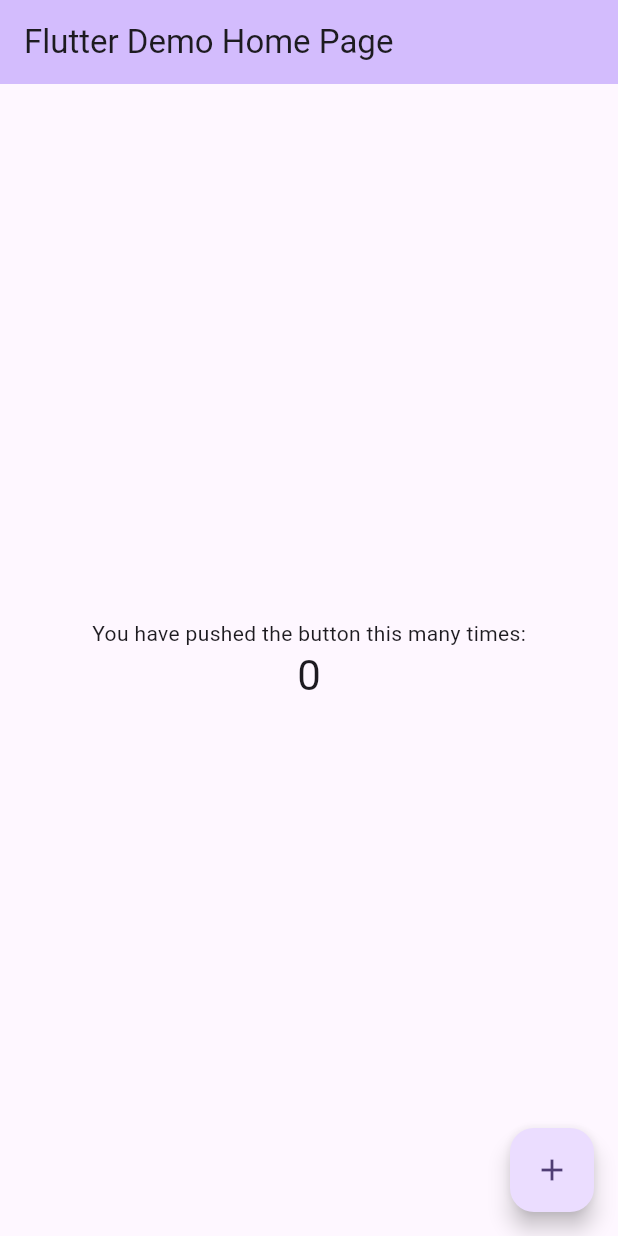
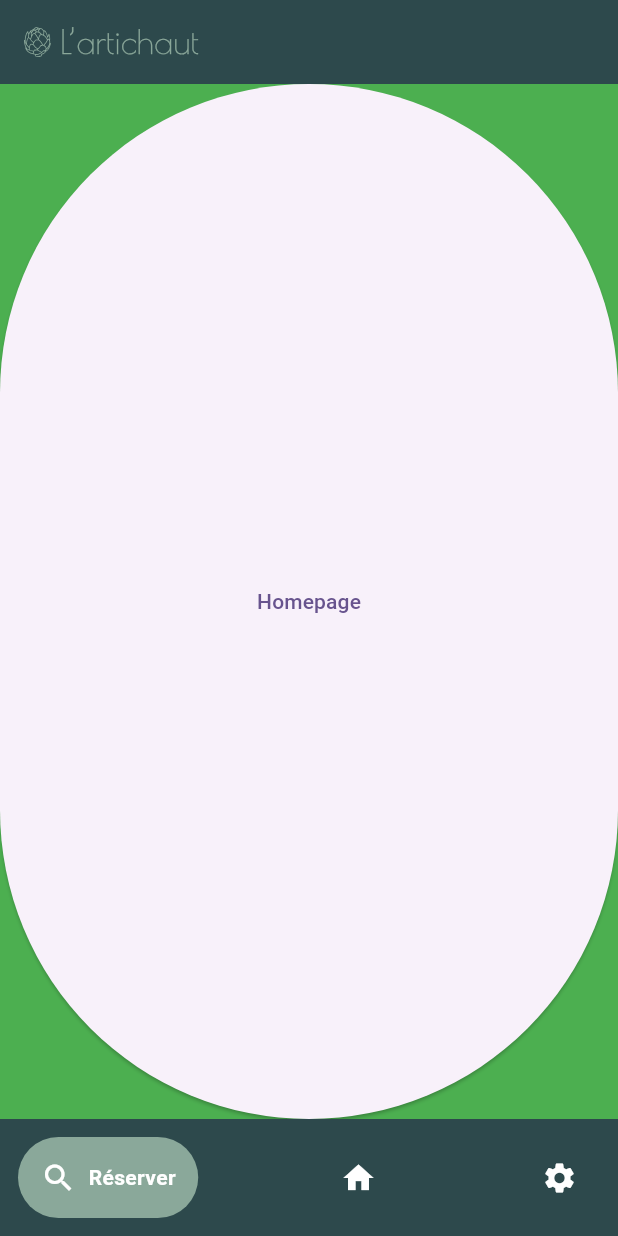
Before and after one commit to BoulinguezTheo/campus_hotel_artichaut_frontend, a Flutter app: the screen it shows after launch, on a phone screen of 412 x 824 dp. Run offline on Flutter 3.47's test engine with Material 2 defaults, Android fonts, the phone set to English and light mode, and no system bars; drawn by our look-alikes of google_nav_bar; our stand-ins replace flutter_svg, go_router.

Commit message:
Créer le routing (#4)
* add folders

* Setup routing

* routing working with fixed bottomNavBar and fixed AppBar

* ConstantsApp file created

* AppBar setup (not finished)

* BottomNavBar creeated (not finished)

```diff
--- a/lib/main.dart
+++ b/lib/main.dart
@@ -1,125 +1,61 @@
+import 'package:campus_hotel_artichaut_frontend/utils/bottom_navigation_bar.dart';
+import 'package:campus_hotel_artichaut_frontend/utils/constants.dart';
+import 'package:campus_hotel_artichaut_frontend/views/account.dart';
+import 'package:campus_hotel_artichaut_frontend/views/homepage.dart';
+import 'package:campus_hotel_artichaut_frontend/views/init_app.dart';
+import 'package:campus_hotel_artichaut_frontend/views/rooms.dart';
 import 'package:flutter/material.dart';
+import 'package:go_router/go_router.dart';
+import 'package:google_nav_bar/google_nav_bar.dart';
+
+final GlobalKey<NavigatorState> _rootNavigatorKey =
+GlobalKey<NavigatorState>(debugLabel: 'root');
+final GlobalKey<NavigatorState> _shellNavigatorKey =
+GlobalKey<NavigatorState>(debugLabel: 'shell');
 
 void main() {
-  runApp(const MyApp());
+  runApp(MyApp());
 }
 
 class MyApp extends StatelessWidget {
-  const MyApp({super.key});
+  MyApp({super.key});
+
+  final GoRouter _router = GoRouter(
+    navigatorKey: _rootNavigatorKey,
+    initialLocation: ConstantsApp.HOMEPAGE_ROUTE,
+    routes: <RouteBase>[
+    ShellRoute(
+      navigatorKey: _shellNavigatorKey,
+      builder: (context, state, child) {
+        return InitApp(child: child);
+      },
+      routes: [
+        GoRoute(
+          path: ConstantsApp.HOMEPAGE_ROUTE,
+          builder: (context, state) => const MyHomepage(),
+        ),
+        GoRoute(
+          path: ConstantsApp.ACCOUNT_ROUTE,
+          builder: (context, state) => const MyAccount(),
+        ),
+        GoRoute(
+          path: ConstantsApp.ROOM_LIST_ROUTE,
+          builder: (context, state) => const MyRooms(),
+        ),
+      ],
+    )
+  ]);
 
   // This widget is the root of your application.
   @override
   Widget build(BuildContext context) {
-    return MaterialApp(
+    return MaterialApp.router(
       title: 'Flutter Demo',
       theme: ThemeData(
-        // This is the theme of your application.
-        //
-        // TRY THIS: Try running your application with "flutter run". You'll see
-        // the application has a blue toolbar. Then, without quitting the app,
-        // try changing the seedColor in the colorScheme below to Colors.green
-        // and then invoke "hot reload" (save your changes or press the "hot
-        // reload" button in a Flutter-supported IDE, or press "r" if you used
-        // the command line to start the app).
-        //
-        // Notice that the counter didn't reset back to zero; the application
-        // state is not lost during the reload. To reset the state, use hot
-        // restart instead.
-        //
-        // This works for code too, not just values: Most code changes can be
-        // tested with just a hot reload.
         colorScheme: ColorScheme.fromSeed(seedColor: Colors.deepPurple),
         useMaterial3: true,
       ),
-      home: const MyHomePage(title: 'Flutter Demo Home Page'),
+      routerConfig: _router,
     );
   }
 }
-
-class MyHomePage extends StatefulWidget {
-  const MyHomePage({super.key, required this.title});
-
-  // This widget is the home page of your application. It is stateful, meaning
-  // that it has a State object (defined below) that contains fields that affect
-  // how it looks.
-
-  // This class is the configuration for the state. It holds the values (in this
-  // case the title) provided by the parent (in this case the App widget) and
-  // used by the build method of the State. Fields in a Widget subclass are
-  // always marked "final".
-
-  final String title;
-
-  @override
-  State<MyHomePage> createState() => _MyHomePageState();
-}
-
-class _MyHomePageState extends State<MyHomePage> {
-  int _counter = 0;
-
-  void _incrementCounter() {
-    setState(() {
-      // This call to setState tells the Flutter framework that something has
-      // changed in this State, which causes it to rerun the build method below
-      // so that the display can reflect the updated values. If we changed
-      // _counter without calling setState(), then the build method would not be
-      // called again, and so nothing would appear to happen.
-      _counter++;
-    });
-  }
-
-  @override
-  Widget build(BuildContext context) {
-    // This method is rerun every time setState is called, for instance as done
-    // by the _incrementCounter method above.
-    //
-    // The Flutter framework has been optimized to make rerunning build methods
-    // fast, so that you can just rebuild anything that needs updating rather
-    // than having to individually change instances of widgets.
-    return Scaffold(
-      appBar: AppBar(
-        // TRY THIS: Try changing the color here to a specific color (to
-        // Colors.amber, perhaps?) and trigger a hot reload to see the AppBar
-        // change color while the other colors stay the same.
-        backgroundColor: Theme.of(context).colorScheme.inversePrimary,
-        // Here we take the value from the MyHomePage object that was created by
-        // the App.build method, and use it to set our appbar title.
-        title: Text(widget.title),
-      ),
-      body: Center(
-        // Center is a layout widget. It takes a single child and positions it
-        // in the middle of the parent.
-        child: Column(
-          // Column is also a layout widget. It takes a list of children and
-          // arranges them vertically. By default, it sizes itself to fit its
-          // children horizontally, and tries to be as tall as its parent.
-          //
-          // Column has various properties to control how it sizes itself and
-          // how it positions its children. Here we use mainAxisAlignment to
-          // center the children vertically; the main axis here is the vertical
-          // axis because Columns are vertical (the cross axis would be
-          // horizontal).
-          //
-          // TRY THIS: Invoke "debug painting" (choose the "Toggle Debug Paint"
-          // action in the IDE, or press "p" in the console), to see the
-          // wireframe for each widget.
-          mainAxisAlignment: MainAxisAlignment.center,
-          children: <Widget>[
-            const Text(
-              'You have pushed the button this many times:',
-            ),
-            Text(
-              '$_counter',
-              style: Theme.of(context).textTheme.headlineMedium,
-            ),
-          ],
-        ),
-      ),
-      floatingActionButton: FloatingActionButton(
-        onPressed: _incrementCounter,
-        tooltip: 'Increment',
-        child: const Icon(Icons.add),
-      ), // This trailing comma makes auto-formatting nicer for build methods.
-    );
-  }
-}
--- /dev/null
+++ b/lib/utils/constants.dart
@@ -0,0 +1,11 @@
+class ConstantsApp {
+  static const String INITAPP_ROUTE = "/o";
+  static const String HOMEPAGE_ROUTE = "/";
+  static const String ACCOUNT_ROUTE = "/account";
+  static const String ROOM_LIST_ROUTE = "/rooms";
+
+  static const String HOMEPAGE_LABEL = "Accueil";
+  static const String SEARCH_LABEL = "Réserver";
+  static const String ACCOUNT_LABEL = "Mon compte";
+
+}
--- /dev/null
+++ b/lib/views/homepage.dart
@@ -0,0 +1,22 @@
+import 'package:campus_hotel_artichaut_frontend/utils/bottom_navigation_bar.dart';
+import 'package:flutter/material.dart';
+import 'package:go_router/go_router.dart';
+
+import '../utils/constants.dart';
+
+class MyHomepage extends StatelessWidget {
+  const MyHomepage({Key? key}) : super(key: key);
+
+  @override
+  Widget build(BuildContext context) {
+    return Container(
+      color: Colors.green,
+      child: ElevatedButton(
+        child: Text('Homepage'),
+        onPressed: () {
+          context.go(ConstantsApp.ROOM_LIST_ROUTE);
+        },
+      ),
+    );
+  }
+}
--- /dev/null
+++ b/lib/views/init_app.dart
@@ -0,0 +1,48 @@
+import 'package:flutter/cupertino.dart';
+import 'package:flutter/material.dart';
+import 'package:flutter_svg/svg.dart';
+import 'package:go_router/go_router.dart';
+import 'package:google_nav_bar/google_nav_bar.dart';
+
+import '../utils/bottom_navigation_bar.dart';
+import '../utils/constants.dart';
+
+class InitApp extends StatelessWidget {
+  final Widget child;
+  const InitApp({required this.child});
+
+  @override
+  Widget build(BuildContext context) {
+    return Scaffold(
+      appBar: AppBar(
+        elevation: 0,
+        backgroundColor: const Color.fromRGBO(45, 73, 76, 1),
+        title: SvgPicture.asset('assets/logo_simple.svg'),
+      ),
+      body: Container(
+        color: Colors.grey,
+        child: child,
+      ),
+      bottomNavigationBar: Container(
+        color: const Color.fromRGBO(45, 73, 76, 1),
+        child: const Padding(
+          padding: EdgeInsets.all(12.0),
+          child: GNav(
+            backgroundColor: Color.fromRGBO(45, 73, 76, 1),
+            color: Color.fromRGBO(255, 255, 255, 1),
+            activeColor: Color.fromRGBO(255, 255, 255, 1),
+            tabBackgroundColor: Color.fromRGBO(138, 168, 154, 1),
+            padding: EdgeInsets.all(15),
+            gap: 8,
+            // onTabChange: ,
+            tabs: [
+              GButton(icon: Icons.search, text: ConstantsApp.SEARCH_LABEL),
+              GButton(icon: Icons.home, text: ConstantsApp.HOMEPAGE_LABEL),
+              GButton(icon: Icons.settings, text: ConstantsApp.ACCOUNT_LABEL),
+            ],
+          ),
+        ),
+      ),
+    );
+  }
+}
```
Also changed, not shown: lib/utils/bottom_navigation_bar.dart (added, +57 -0 lines), lib/views/account.dart (added, +25 -0 lines), lib/views/rooms.dart (added, +21 -0 lines), pubspec.yaml (+5 -2 lines), assets/logo_simple.svg (added), pubspec.lock, 1 other file.
